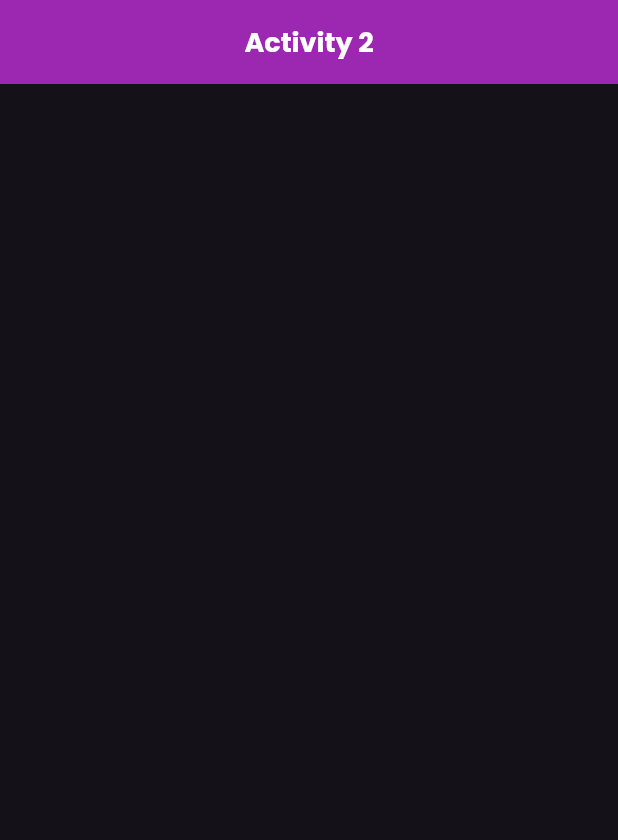
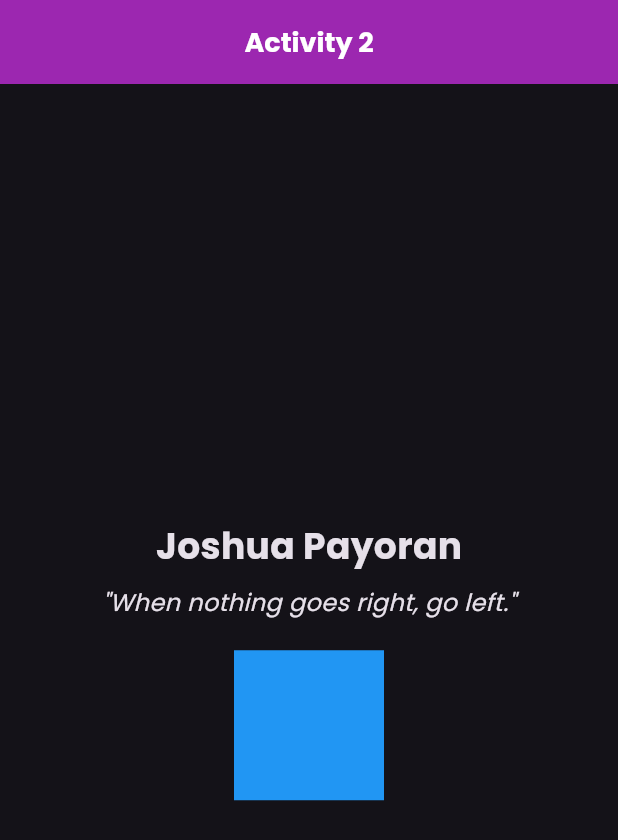
Before and after one commit to YoshuaPayoran/Flutter_Activities_Payoran, a Flutter app: the screen it shows after launch, on a phone screen of 412 x 824 dp. Shown: the top 840 px of the screen. Run offline on Flutter 3.47's test engine with Material 3 defaults, Android fonts, the light colour scheme and no system bars.

Commit message:
Add Column and Row layout to display name, quote, and colored box

```diff
--- a/flutter_activity_02/lib/pages/home.dart
+++ b/flutter_activity_02/lib/pages/home.dart
@@ -18,6 +18,36 @@ class HomePage extends StatelessWidget {
         ),
         centerTitle: true,
       ),
+      body: Padding(
+        padding: const EdgeInsets.all(16.0),
+        child: Column(
+          mainAxisAlignment: MainAxisAlignment.center,
+          crossAxisAlignment: CrossAxisAlignment.center,
+          children: [
+            const Text(
+              'Joshua Payoran',
+              style: TextStyle(fontSize: 24, fontWeight: FontWeight.bold),
+            ),
+            const SizedBox(height: 10),
+            const Text(
+              '"When nothing goes right, go left."',
+              style: TextStyle(fontSize: 16, fontStyle: FontStyle.italic),
+              textAlign: TextAlign.center,
+            ),
+            const SizedBox(height: 20),
+            Row(
+              mainAxisAlignment: MainAxisAlignment.center,
+              children: [
+                Container(
+                  width: 100,
+                  height: 100,
+                  color: Colors.blue,
+                ),
+              ],
+            ),
+          ],
+        ),
+      ),
     );
   }
 }
```
